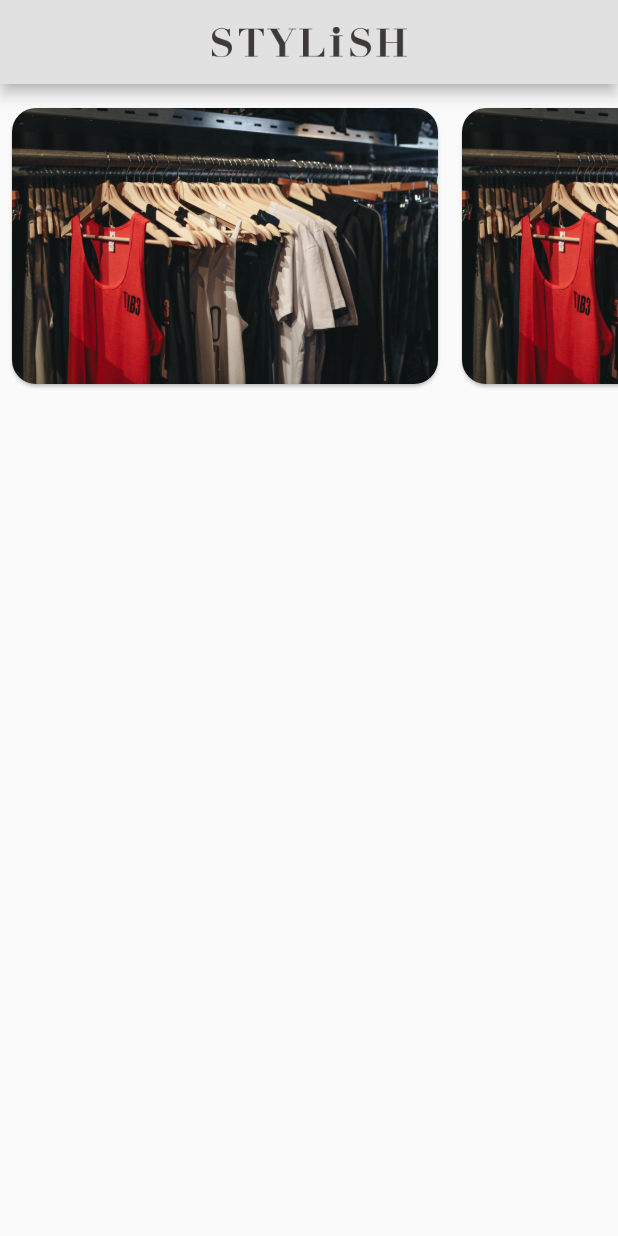
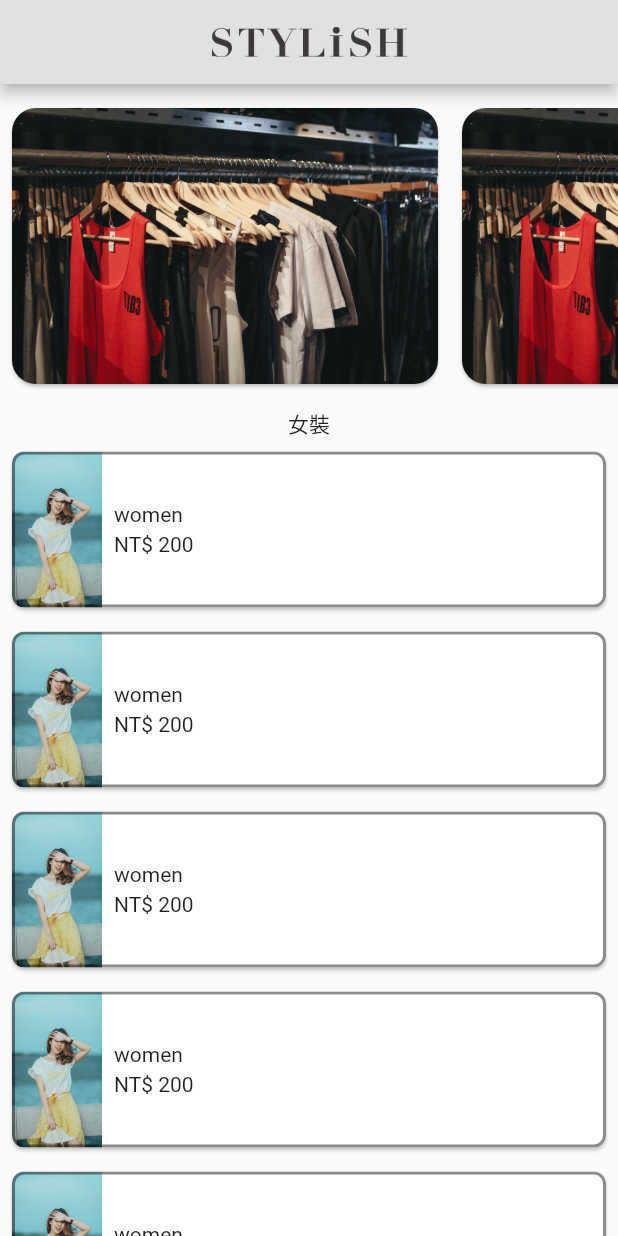
Before and after one commit to s00001sam/Flutter-Stylish, a Flutter app: the screen it shows after launch, on a phone screen of 412 x 824 dp. Run offline on Flutter 3.47's test engine with Material 2 defaults, Android fonts, the phone set to English and light mode, and no system bars.

Commit message:
complete home categories list (phone type)

```diff
--- /dev/null
+++ b/stylish_flutter_sam/lib/Product.dart
@@ -0,0 +1,20 @@
+
+abstract class CategoryItem {
+  late String name;
+}
+
+class Product implements CategoryItem {
+  @override
+  late String name;
+  late int price;
+  late String image;
+
+  Product(this.name, this.price, this.image);
+}
+
+class CategoryTitle implements CategoryItem {
+  @override
+  late String name;
+
+  CategoryTitle(this.name);
+}
--- a/stylish_flutter_sam/lib/main.dart
+++ b/stylish_flutter_sam/lib/main.dart
@@ -1,4 +1,6 @@
 import 'package:flutter/material.dart';
+
+import 'Product.dart';
 
 void main() {
   runApp(const StylishApp());
@@ -31,11 +33,12 @@ class HomePage extends StatelessWidget {
           backgroundColor: const Color(0xffe1e1e1),
         ),
         body: Column(
-        children: const [
-          HomeBanner(),
+          children: [
+            const HomeBanner(),
+            const SizedBox(height: 8.0),
+            HomePhoneCategories(),
           ],
-      ),
-    );
+        ));
   }
 }
 
@@ -73,10 +76,125 @@ class BannerCard extends StatelessWidget {
         shape:
             RoundedRectangleBorder(borderRadius: BorderRadius.circular(16.0)),
         child: Image.asset(
-          "assets/images/cloth01.jpg",
+          "assets/images/ic_cloth_banner.jpg",
           fit: BoxFit.fill,
         ),
       ),
     );
   }
 }
+
+class HomePhoneCategories extends StatelessWidget {
+  final List<Product> womenClothes = List<Product>.generate(
+    12,
+    (i) => Product("women", 200, "assets/images/ic_cloth_women.jpg"),
+  );
+  final List<Product> menClothes = List<Product>.generate(
+    10,
+    (i) => Product("men", 100, "assets/images/ic_cloth_men.jpg"),
+  );
+  final List<Product> accessories = List<Product>.generate(
+    6,
+    (i) => Product("accessory", 1000, "assets/images/ic_accessory.jpg"),
+  );
+
+  HomePhoneCategories({super.key});
+
+  @override
+  Widget build(BuildContext context) {
+    List<CategoryItem> categories = [];
+    int womenTitleIndex = -1;
+    int menTitleIndex = -1;
+    int otherTitleIndex = -1;
+    if (womenClothes.isNotEmpty) {
+      womenTitleIndex = 0;
+      categories.add(CategoryTitle("女裝"));
+      categories.addAll(womenClothes);
+    }
+    if (menClothes.isNotEmpty) {
+      menTitleIndex = categories.length;
+      categories.add(CategoryTitle("男裝"));
+      categories.addAll(menClothes);
+    }
+    if (accessories.isNotEmpty) {
+      otherTitleIndex = categories.length;
+      categories.add(CategoryTitle("配件"));
+      categories.addAll(accessories);
+    }
+
+    return Expanded(
+        child: ListView.builder(
+      itemCount: categories.length,
+      itemBuilder: (BuildContext context, int index) {
+        if (index == menTitleIndex ||
+            index == womenTitleIndex ||
+            index == otherTitleIndex) {
+          return Center(child: Text(categories[index].name));
+        }
+        Product product = categories[index] as Product;
+        return CategoryCard(product);
+      },
+    ));
+  }
+}
+
+class CategoryCard extends StatelessWidget {
+  Product product;
+
+  CategoryCard(this.product, {super.key});
+
+  @override
+  Widget build(BuildContext context) {
+    return SizedBox(
+      width: MediaQuery.of(context).size.width,
+      height: 120,
+      child: Card(
+        semanticContainer: true,
+        margin: const EdgeInsets.all(8.0),
+        clipBehavior: Clip.antiAliasWithSaveLayer,
+        shape: RoundedRectangleBorder(
+          side: const BorderSide(color: Colors.black45, width: 2),
+          borderRadius: BorderRadius.circular(8.0),
+        ),
+        child: Row(
+          crossAxisAlignment: CrossAxisAlignment.stretch,
+          children: [
+            ClipRRect(
+              borderRadius: const BorderRadius.only(
+                topLeft: Radius.circular(8.0),
+                bottomLeft: Radius.circular(8.0),
+              ),
+              child: Image.asset(
+                product.image,
+                width: 60,
+                fit: BoxFit.fitHeight,
+              ),
+            ),
+            Padding(
+              padding: const EdgeInsets.all(8.0),
+              child: Column(
+                crossAxisAlignment: CrossAxisAlignment.start,
+                mainAxisAlignment: MainAxisAlignment.center,
+                children: <Widget>[
+                  Text(
+                    product.name,
+                    maxLines: 2,
+                    overflow: TextOverflow.ellipsis,
+                    textAlign: TextAlign.left,
+                  ),
+                  const SizedBox(height: 4.0),
+                  Text(
+                    "NT\$ ${product.price}",
+                    maxLines: 1,
+                    overflow: TextOverflow.ellipsis,
+                    textAlign: TextAlign.left,
+                  ),
+                ],
+              ),
+            )
+          ],
+        ),
+      ),
+    );
+  }
+}
--- a/stylish_flutter_sam/pubspec.yaml
+++ b/stylish_flutter_sam/pubspec.yaml
@@ -64,7 +64,10 @@ flutter:
   #   - images/a_dot_ham.jpeg
   assets:
     - assets/images/ic_stylish_logo.png
-    - assets/images/cloth01.jpg
+    - assets/images/ic_cloth_banner.jpg
+    - assets/images/ic_accessory.jpg
+    - assets/images/ic_cloth_men.jpg
+    - assets/images/ic_cloth_women.jpg
   # An image asset can refer to one or more resolution-specific "variants", see
   # https://flutter.dev/assets-and-images/#resolution-aware
 
```
Also changed, not shown: stylish_flutter_sam/assets/images/ic_accessory.jpg (added), stylish_flutter_sam/assets/images/ic_cloth_banner.jpg (renamed from stylish_flutter_sam/assets/images/cloth01.jpg), stylish_flutter_sam/assets/images/ic_cloth_men.jpg (added), stylish_flutter_sam/assets/images/ic_cloth_women.jpg (added). Lines whose indentation alone changed are shown as unchanged.
